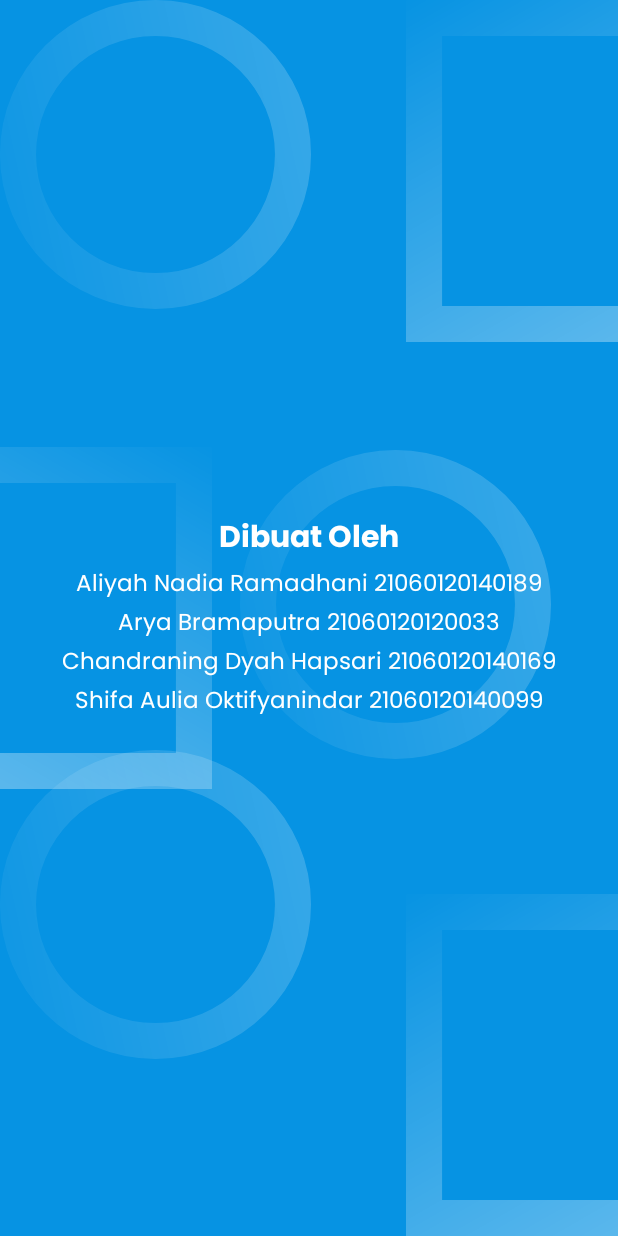
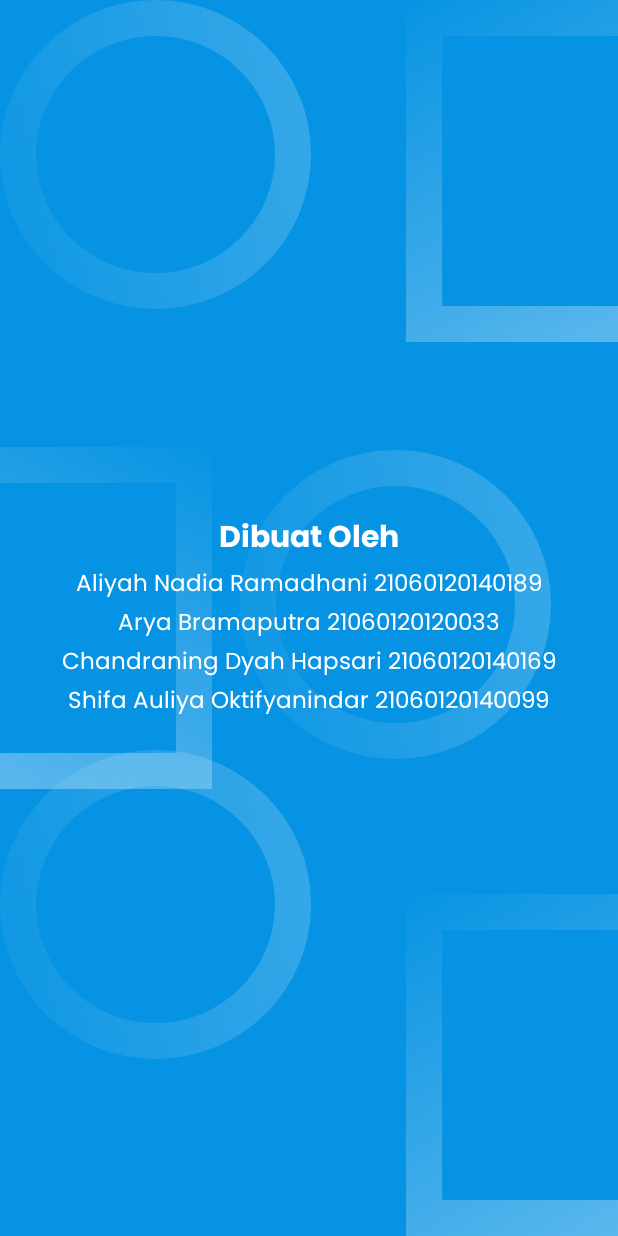
Before and after one commit to PACE1000/papb_tubes, an Android app: the AboutUsFragment screen opened through its navigation route, on a phone screen of 412 x 824 dp. Run offline under Robolectric (Android 15) with nearby library versions, the phone set to English and light mode, and no system bars.

Commit message:
nama typo

```diff
--- a/app/src/main/res/layout/fragment_about_us.xml
+++ b/app/src/main/res/layout/fragment_about_us.xml
@@ -90,7 +90,7 @@
             android:layout_width="wrap_content"
             android:layout_height="wrap_content"
             android:fontFamily="@font/poppins_r"
-            android:text="Shifa Aulia Oktifyanindar 21060120140099"
+            android:text="Shifa Auliya Oktifyanindar 21060120140099"
             android:textSize="15sp"
             android:textColor="@color/white"
             android:layout_gravity="center"/>
```
